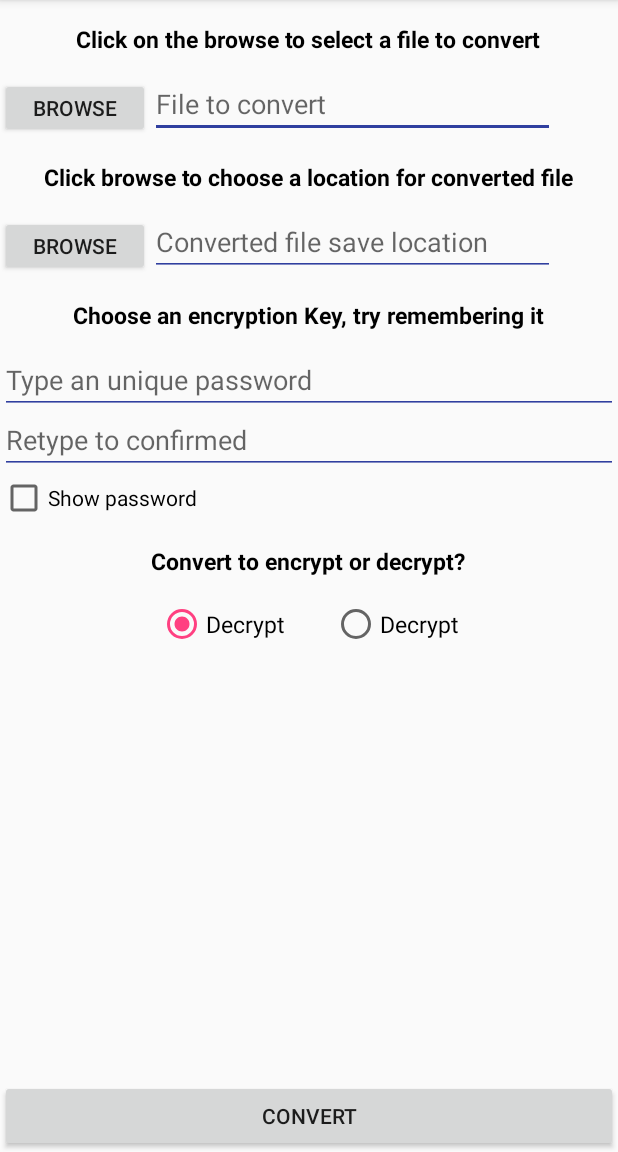
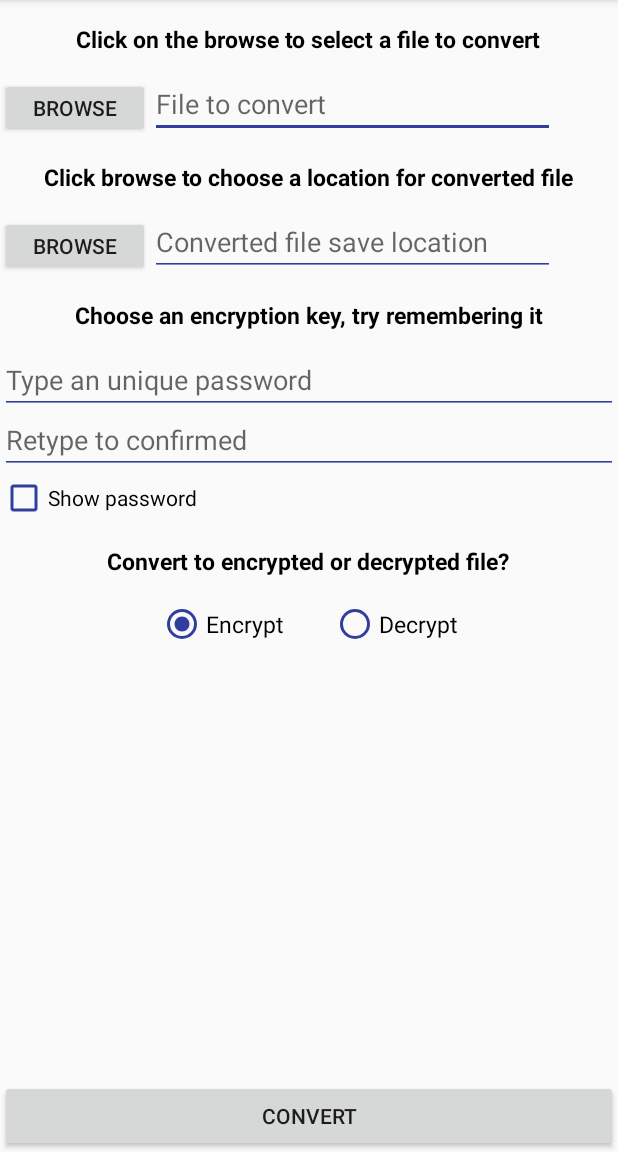
Before and after one commit to xiangsgao/Chain_Encryption, an Android app: the screen it shows after launch (MainActivity), after a tap on "BROWSE", on a phone screen of 412 x 824 dp, the part 84-1236 px from its top. Run offline under Robolectric (Android 15) with nearby library versions, the light colour scheme and no system bars.

Commit message:
UI is all finish, now it will just be the logicexit

```diff
--- a/Android_Version/Text_Crypt_Android/app/src/main/AndroidManifest.xml
+++ b/Android_Version/Text_Crypt_Android/app/src/main/AndroidManifest.xml
@@ -17,6 +17,5 @@
             </intent-filter>
         </activity>
     </application>
-    <uses-permission android:name="android.permission.READ_EXTERNAL_STORAGE" />
     <uses-permission android:name="android.permission.WRITE_EXTERNAL_STORAGE" />
 </manifest>
--- a/Android_Version/Text_Crypt_Android/app/src/main/java/xgao/com/text_crypt_android/MainActivity.java
+++ b/Android_Version/Text_Crypt_Android/app/src/main/java/xgao/com/text_crypt_android/MainActivity.java
@@ -3,30 +3,26 @@ package xgao.com.text_crypt_android;
 
 import android.content.Intent;
 import android.content.pm.ActivityInfo;
-import android.net.Uri;
 import android.os.Bundle;
-import android.os.Environment;
 import android.support.v7.app.AppCompatActivity;
-import android.util.Log;
+import android.text.method.HideReturnsTransformationMethod;
+import android.text.method.PasswordTransformationMethod;
 import android.view.View;
 import android.widget.CheckBox;
 import android.widget.EditText;
 import android.widget.Toast;
 
 
-import java.io.File;
-import java.net.URI;
 
 import xgao.com.text_crypt_android.logic.intentCodes;
 import xgao.com.text_crypt_android.logic.model;
 
 public class MainActivity extends AppCompatActivity {
 
-    public static String ENCRYPTMODE = "ENCRYPT";
-    public static String DECRYPTMODE = "DECRYPT";
+    public static final String ENCRYPTMODE = "ENCRYPT";
+    public static final String DECRYPTMODE = "DECRYPT";
 
     private model model;
-    private CheckBox showPassword;
     private EditText inputPath;
     private EditText outputPath;
     private EditText password;
@@ -34,16 +30,11 @@ public class MainActivity extends AppCompatActivity {
     private String encryptionMode = ENCRYPTMODE;
 
 
-
-
-
-
-
     @Override
     protected void onCreate(Bundle savedInstanceState) {
+        //text button color tint, accent, background, ect can all be changed at once in the styles.xml
         super.onCreate(savedInstanceState);
         setContentView(R.layout.activity_main);
-        showPassword = (CheckBox) this.findViewById(R.id.showPassword);
         inputPath = (EditText) this.findViewById(R.id.inputPath);
         outputPath = (EditText) this.findViewById(R.id.outPutPath);
         password = (EditText) this.findViewById(R.id.passWordInput);
@@ -53,16 +44,12 @@ public class MainActivity extends AppCompatActivity {
     }
 
 
-
-
-
-    public void convertClicked(View view){
+    public void convertClicked(View view) {
 
     }
 
 
-
-    public void browseInputClicked(View view){
+    public void browseInputClicked(View view) {
 
         Intent intent = new Intent(Intent.ACTION_GET_CONTENT);
         // use intent.setType("image/*"); to choose only image file
@@ -70,87 +57,70 @@ public class MainActivity extends AppCompatActivity {
         intent.setType("*/*");
         // Do this if you need to be able to open the returned URI as a stream
         // intent.addCategory(Intent.CATEGORY_OPENABLE);
-        startActivityForResult(Intent.createChooser(intent, "Select a file to convert"), intentCodes.REQUEST_FILE);
+        if (intent.resolveActivityInfo(getPackageManager(), 0) != null) {
+            startActivityForResult(Intent.createChooser(intent, "Select a file to convert"), intentCodes.REQUEST_FILE);
+        } else {
+            Toast.makeText(this.getApplicationContext(), "No file browser found", Toast.LENGTH_SHORT).show();
+        }
 
 //        This lets an app to browse the file but doesn't return the file uri
 //        Uri selectedUri = Uri.parse(Environment.getExternalStorageDirectory().getPath());
 //        Intent intent = new Intent(Intent.ACTION_VIEW);
 //        intent.setDataAndType(selectedUri,  "*/*");
-//        if (intent.resolveActivityInfo(getPackageManager(), 0) != null)
-//        {
-//            startActivityForResult(intent, intentCodes.REQUEST_FILE);
-//        }
-//        else
-//        {
-//            Toast.makeText(this.getApplicationContext(), "No file browser found", Toast.LENGTH_SHORT).show();
-//        }
+//
 
     }
 
     @Override
     protected void onActivityResult(int requestCode, int resultCode, Intent result) {
-        switch (requestCode){
+        switch (requestCode) {
 
-            case intentCodes.REQUEST_FILE :
-                if(result == null){
+            case intentCodes.REQUEST_FILE:
+                if (result == null) {
                     break;
                 }
-            this.inputPath.setText(new File(result.getData().toString()).getPath());
-            break;
+                this.inputPath.setText(result.getData().getPath());
+                break;
 
             case intentCodes.REQUEST_DIRECTORY:
-                if(result == null){
+                if (result == null) {
                     break;
                 }
-                this.outputPath.setText(new File(result.getData().toString()).getPath());
+                this.outputPath.setText(result.getData().getPath());
                 break;
 
         }
     }
 
 
-
-
-
-    public void browseOutputClicked(View view){
+    public void browseOutputClicked(View view) {
         // This chooses the directory only
         Intent intent = new Intent(Intent.ACTION_OPEN_DOCUMENT_TREE);
         intent.addCategory(Intent.CATEGORY_DEFAULT);
         startActivityForResult(Intent.createChooser(intent, "Select a directory to save"), intentCodes.REQUEST_DIRECTORY);
 
+
     }
 
-    public void onEncryptSelected(){
+    public void onEncryptSelected(View view) {
         this.encryptionMode = ENCRYPTMODE;
     }
 
-    public void onDecrytptSelect(){
+    public void onDecrytptSelect(View view) {
         this.encryptionMode = DECRYPTMODE;
     }
 
-
-
-
-
-
-
-
-
-
-
-
-
-
-
-
-
-
-
-
-
-
-
-
-
+    public void passwordCheckChanged(View view) {
+        // this can also be done by using a checkchangedlistener on the checkbox but more step because you'll need to find view by id and shit
+        CheckBox checkbox = (CheckBox) view;
+        // need to invert the logic because button onclick is process first before changing the check status
+        if (!checkbox.isChecked()) {
+            this.password.setTransformationMethod(PasswordTransformationMethod.getInstance());
+            this.passWordConfirmed.setTransformationMethod(PasswordTransformationMethod.getInstance());
+        } else {
+            this.password.setTransformationMethod(HideReturnsTransformationMethod.getInstance());
+            this.passWordConfirmed.setTransformationMethod(HideReturnsTransformationMethod.getInstance());
+        }
+    }
 
 }
--- a/Android_Version/Text_Crypt_Android/app/src/main/res/layout/activity_main.xml
+++ b/Android_Version/Text_Crypt_Android/app/src/main/res/layout/activity_main.xml
@@ -113,6 +113,8 @@
         android:layout_height="wrap_content"
         android:layout_alignParentStart="true"
         android:layout_below="@+id/passwordConfirmed"
+        android:onClick="passwordCheckChanged"
+        android:buttonTint="@color/colorPrimaryDark"
         android:text="@string/show_password" />
 
 
@@ -149,9 +151,11 @@
             android:layout_width="wrap_content"
             android:layout_height="wrap_content"
             android:layout_margin="15dp"
+            android:buttonTint="@color/colorPrimaryDark"
             android:checked="true"
-            android:text="@string/decrypt_radio"
-            android:textSize="15dp"/>
+            android:text="@string/encrypt_radio"
+            android:onClick="onEncryptSelected"
+            android:textSize="15dp" />
 
         <RadioButton
             android:id="@+id/decryptRadio"
@@ -159,6 +163,8 @@
             android:layout_height="wrap_content"
             android:text="@string/decrypt_radio"
             android:layout_margin="15dp"
+            android:buttonTint="@color/colorPrimaryDark"
+            android:onClick="onDecrytptSelect"
             android:textSize="15dp"/>
 
 
--- a/Android_Version/Text_Crypt_Android/app/src/main/res/values/strings.xml
+++ b/Android_Version/Text_Crypt_Android/app/src/main/res/values/strings.xml
@@ -5,12 +5,12 @@
     <string name="input_path_hint">File to convert</string>
     <string name="instruction_label2">Click browse to choose a location for converted file</string>
     <string name="output_Path_hint">Converted file save location</string>
-    <string name="instruction_label3">Choose an encryption Key, try remembering it</string>
+    <string name="instruction_label3">Choose an encryption key, try remembering it</string>
     <string name="key_input_hint">Type an unique password</string>
     <string name="key_input_confirmed_hint">Retype to confirmed</string>
     <string name="show_password">Show password</string>
     <string name="encrypt_radio">Encrypt</string>
     <string name="decrypt_radio">Decrypt</string>
-    <string name="instruction_label4">Convert to encrypt or decrypt?</string>
+    <string name="instruction_label4">Convert to encrypted or decrypted file?</string>
     <string name="convert_button">CONVERT</string>
 </resources>
--- a/Android_Version/Text_Crypt_Android/app/src/main/res/values/styles.xml
+++ b/Android_Version/Text_Crypt_Android/app/src/main/res/values/styles.xml
@@ -5,7 +5,7 @@
         <!-- Customize your theme here. -->
         <item name="colorPrimary">@color/colorPrimary</item>
         <item name="colorPrimaryDark">@color/colorPrimaryDark</item>
-        <item name="colorAccent">@color/colorAccent</item>
+        <item name="colorAccent">@color/colorPrimaryDark</item>
     </style>
 
 
```
